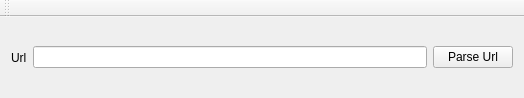
Qt form mainwindow.ui (grgvineet/ParaTube) before a commit.
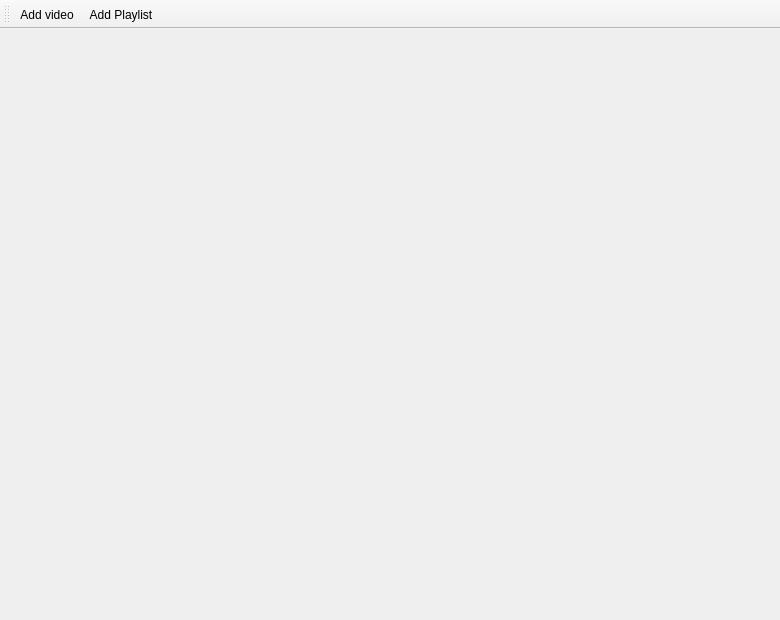
The same form after that commit. Icons and pictures are not drawn.

What changed in the file:
```diff
--- a/mainwindow.ui
+++ b/mainwindow.ui
@@ -6,8 +6,8 @@
    <rect>
     <x>0</x>
     <y>0</y>
-    <width>524</width>
-    <height>98</height>
+    <width>780</width>
+    <height>620</height>
    </rect>
   </property>
   <property name="windowTitle">
@@ -20,44 +20,67 @@
      <verstretch>0</verstretch>
     </sizepolicy>
    </property>
-   <layout class="QHBoxLayout" name="horizontalLayout">
-    <item>
-     <widget class="QLabel" name="lUrl">
-      <property name="text">
-       <string>Url</string>
-      </property>
-     </widget>
-    </item>
-    <item>
-     <widget class="QLineEdit" name="leUrl"/>
-    </item>
-    <item>
-     <widget class="QPushButton" name="bParseUrl">
-      <property name="text">
-       <string>Parse Url</string>
-      </property>
-     </widget>
-    </item>
-   </layout>
+   <layout class="QHBoxLayout" name="horizontalLayout"/>
   </widget>
-  <widget class="QMenuBar" name="menuBar">
-   <property name="geometry">
-    <rect>
-     <x>0</x>
-     <y>0</y>
-     <width>524</width>
-     <height>23</height>
-    </rect>
+  <widget class="QToolBar" name="toolBar">
+   <property name="windowTitle">
+    <string>toolBar</string>
    </property>
-  </widget>
-  <widget class="QToolBar" name="mainToolBar">
+   <property name="allowedAreas">
+    <set>Qt::AllToolBarAreas</set>
+   </property>
+   <property name="iconSize">
+    <size>
+     <width>72</width>
+     <height>72</height>
+    </size>
+   </property>
+   <property name="toolButtonStyle">
+    <enum>Qt::ToolButtonTextUnderIcon</enum>
+   </property>
+   <property name="floatable">
+    <bool>false</bool>
+   </property>
    <attribute name="toolBarArea">
     <enum>TopToolBarArea</enum>
    </attribute>
    <attribute name="toolBarBreak">
     <bool>false</bool>
    </attribute>
+   <addaction name="addVideo"/>
+   <addaction name="addPlaylist"/>
   </widget>
+  <action name="addVideo">
+   <property name="icon">
+    <iconset>
+     <normalon>:/icon/icons/addvideo.png</normalon>
+    </iconset>
+   </property>
+   <property name="text">
+    <string>Add video</string>
+   </property>
+   <property name="toolTip">
+    <string>Add Video</string>
+   </property>
+   <property name="shortcut">
+    <string>Ctrl+V</string>
+   </property>
+  </action>
+  <action name="addPlaylist">
+   <property name="icon">
+    <iconset resource="resource.qrc">
+     <normaloff>:/icon/icons/addplaylist.png</normaloff>:/icon/icons/addplaylist.png</iconset>
+   </property>
+   <property name="text">
+    <string>Add Playlist</string>
+   </property>
+   <property name="toolTip">
+    <string>Add Playlist</string>
+   </property>
+   <property name="shortcut">
+    <string>Ctrl+P</string>
+   </property>
+  </action>
  </widget>
  <layoutdefault spacing="6" margin="11"/>
  <resources/>
```
Left out of the diff: 4 changed lines with no effect on the pictures.
